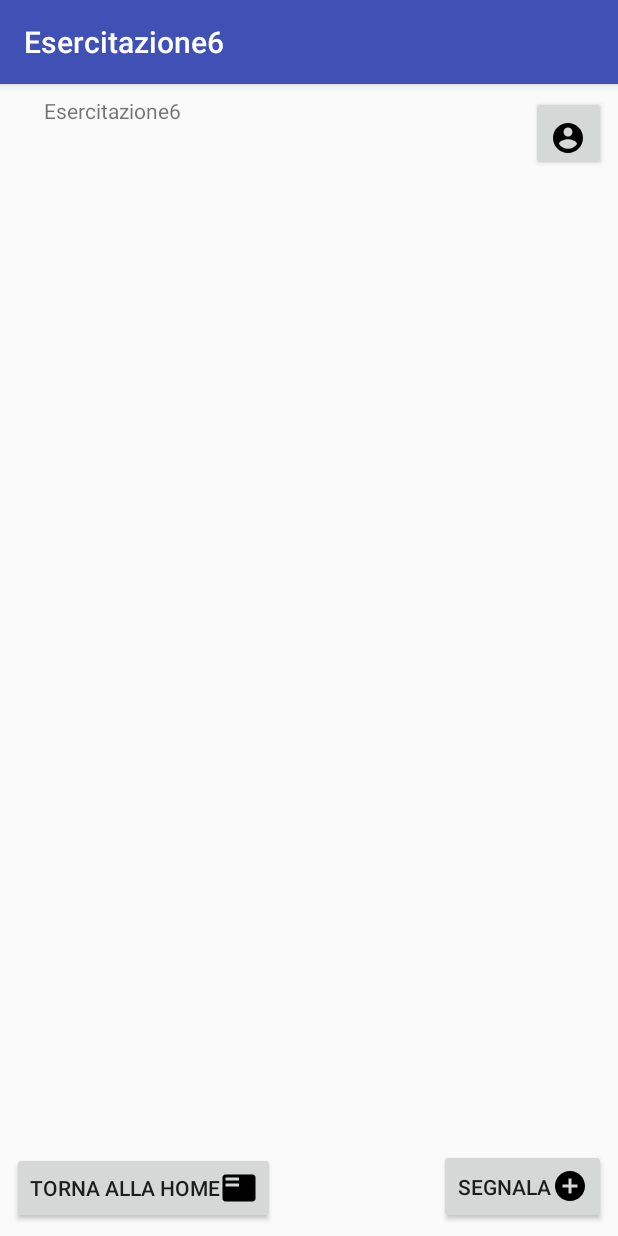
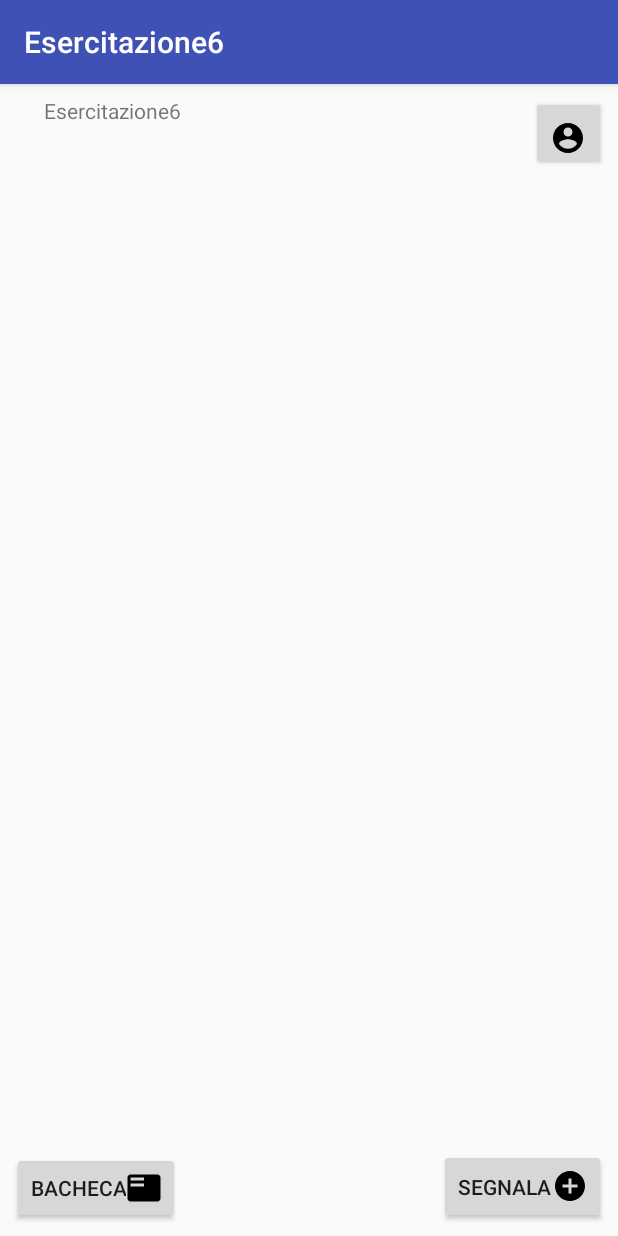
Before and after one commit to raffaelepalmiero95/Esercitazione6, an Android app: the screen it shows after launch (MainActivity), on a phone screen of 412 x 824 dp. Run offline under Robolectric (Android 15) with nearby library versions, the phone set to English and light mode, and no system bars.

Commit message:
Prova commit2

```diff
--- a/app/src/main/res/layout/activity_crea_segnalazione.xml
+++ b/app/src/main/res/layout/activity_crea_segnalazione.xml
@@ -104,7 +104,7 @@
         android:layout_marginEnd="8dp"
         android:layout_marginTop="8dp"
         android:drawableEnd="@drawable/icona_invio"
-        android:text="@string/invia"
+        android:text="@string/prova"
         app:layout_constraintBottom_toBottomOf="parent"
         app:layout_constraintEnd_toEndOf="parent"
         app:layout_constraintHorizontal_bias="0.5"
--- a/app/src/main/res/layout/activity_main.xml
+++ b/app/src/main/res/layout/activity_main.xml
@@ -25,7 +25,7 @@
         android:layout_marginStart="8dp"
         android:layout_marginTop="8dp"
         android:drawableEnd="@drawable/icona_bacheca"
-        android:text="@string/torna_alla_home"
+        android:text="@string/bacheca"
         app:layout_constraintBottom_toBottomOf="parent"
         app:layout_constraintEnd_toStartOf="@+id/button_aggiungi_segnalazione"
         app:layout_constraintHorizontal_bias="0.0"
```
